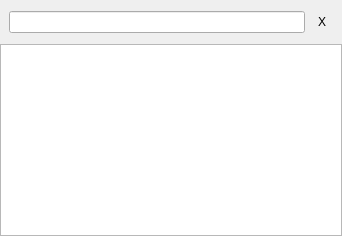
Qt form dialog.ui (lxqt/lxqt-runner) before a commit.
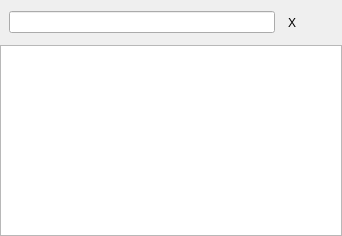
The same form after that commit. Custom widgets are drawn as their Qt base class.

Commit message: implemented #267 Add logout/lock screen actions to razor runner

```diff
--- a/dialog.ui
+++ b/dialog.ui
@@ -91,6 +91,22 @@
         </property>
        </widget>
       </item>
+      <item>
+       <widget class="QToolButton" name="actionButton">
+        <property name="text">
+         <string/>
+        </property>
+        <property name="popupMode">
+         <enum>QToolButton::InstantPopup</enum>
+        </property>
+        <property name="autoRaise">
+         <bool>true</bool>
+        </property>
+        <property name="arrowType">
+         <enum>Qt::NoArrow</enum>
+        </property>
+       </widget>
+      </item>
       <item>
        <widget class="HorizSizeGrip" name="rightSizer" native="true">
         <property name="sizePolicy">
```
The commit also changes 2 other files.
